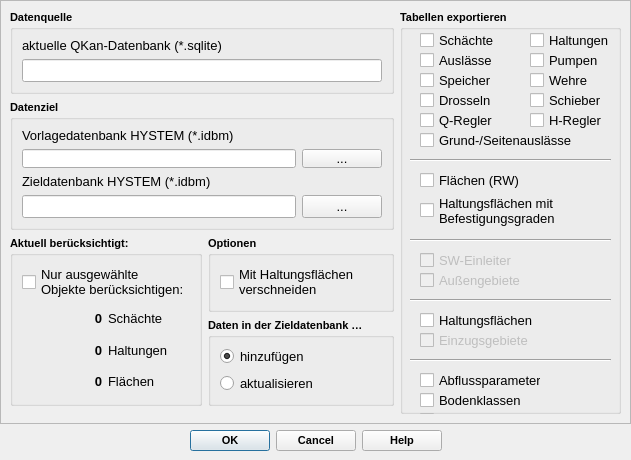
SonkeHoffmann/QKan-1, file qkan/he8porter/res/he8_export_dialog_base.ui: the form before one commit.
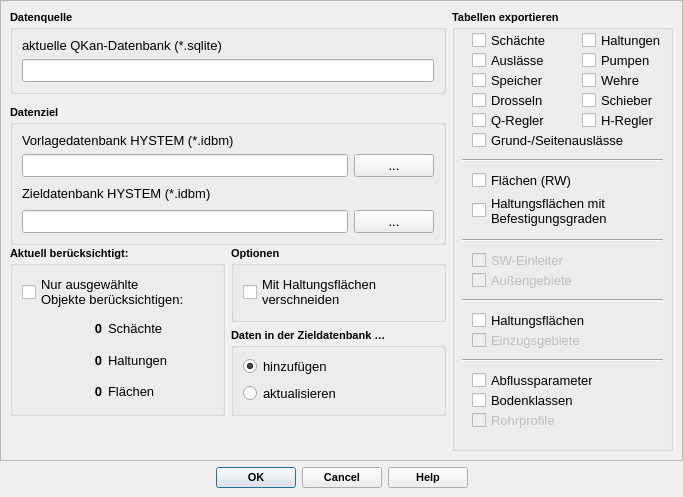
The form after the commit.

What changed in the file:
```diff
--- a/qkan/he8porter/res/he8_export_dialog_base.ui
+++ b/qkan/he8porter/res/he8_export_dialog_base.ui
@@ -6,8 +6,8 @@
    <rect>
     <x>0</x>
     <y>0</y>
-    <width>631</width>
-    <height>460</height>
+    <width>683</width>
+    <height>497</height>
    </rect>
   </property>
   <property name="sizePolicy">
@@ -25,7 +25,7 @@
   <property name="maximumSize">
    <size>
     <width>16777215</width>
-    <height>460</height>
+    <height>520</height>
    </size>
   </property>
   <property name="font">
@@ -68,8 +68,8 @@
        <rect>
         <x>0</x>
         <y>0</y>
-        <width>629</width>
-        <height>420</height>
+        <width>681</width>
+        <height>457</height>
        </rect>
       </property>
       <layout class="QHBoxLayout" name="horizontalLayout_7">
@@ -149,6 +149,12 @@
          </item>
          <item>
           <widget class="QGroupBox" name="groupBox_3">
+           <property name="minimumSize">
+            <size>
+             <width>0</width>
+             <height>140</height>
+            </size>
+           </property>
            <property name="maximumSize">
             <size>
              <width>16777215</width>
@@ -202,6 +208,12 @@
                  <layout class="QHBoxLayout" name="horizontalLayout_2">
                   <item>
                    <widget class="QLineEdit" name="tf_template">
+                    <property name="minimumSize">
+                     <size>
+                      <width>0</width>
+                      <height>21</height>
+                     </size>
+                    </property>
                     <property name="font">
                      <font>
                       <family>Tahoma</family>
```
